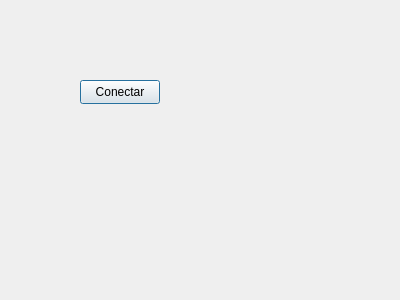
rodandres/Mission_CERO_Electronics, file Estacion_Terrena/Estacion_Terrena/dialogconnectmicrocontroller.ui: the form before one commit.
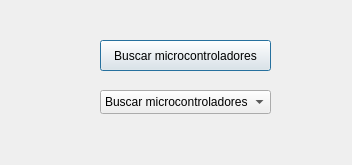
The form after the commit.

Commit message:
Connection with microcontroller
Connection with microcontroller was includded, as well, the UI updates the status if there is a positive connection or not

What changed in the file:
```diff
--- a/Estacion_Terrena/Estacion_Terrena/dialogconnectmicrocontroller.ui
+++ b/Estacion_Terrena/Estacion_Terrena/dialogconnectmicrocontroller.ui
@@ -6,8 +6,8 @@
    <rect>
     <x>0</x>
     <y>0</y>
-    <width>400</width>
-    <height>300</height>
+    <width>352</width>
+    <height>165</height>
    </rect>
   </property>
   <property name="windowTitle">
@@ -16,16 +16,31 @@
   <widget class="QPushButton" name="pushButton">
    <property name="geometry">
     <rect>
-     <x>80</x>
-     <y>80</y>
-     <width>80</width>
-     <height>24</height>
+     <x>100</x>
+     <y>40</y>
+     <width>171</width>
+     <height>31</height>
     </rect>
    </property>
    <property name="text">
-    <string>Conectar</string>
+    <string>Buscar microcontroladores</string>
    </property>
   </widget>
+  <widget class="QComboBox" name="cb_microcontrollers_names">
+   <property name="geometry">
+    <rect>
+     <x>100</x>
+     <y>90</y>
+     <width>171</width>
+     <height>24</height>
+    </rect>
+   </property>
+   <item>
+    <property name="text">
+     <string>Buscar microcontroladores</string>
+    </property>
+   </item>
+  </widget>
  </widget>
  <resources/>
  <connections/>
```
Left out of the diff: 2 changed lines with no effect on the pictures. The commit also changes 36 other files.
